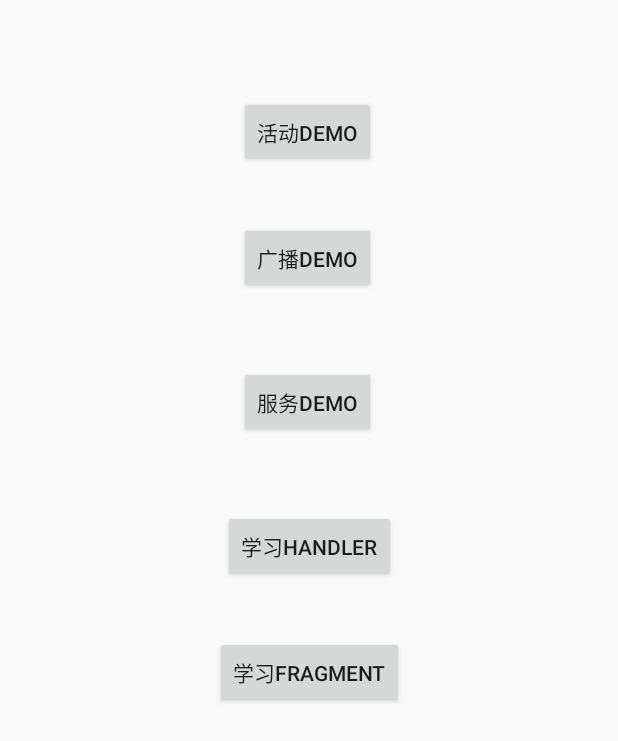
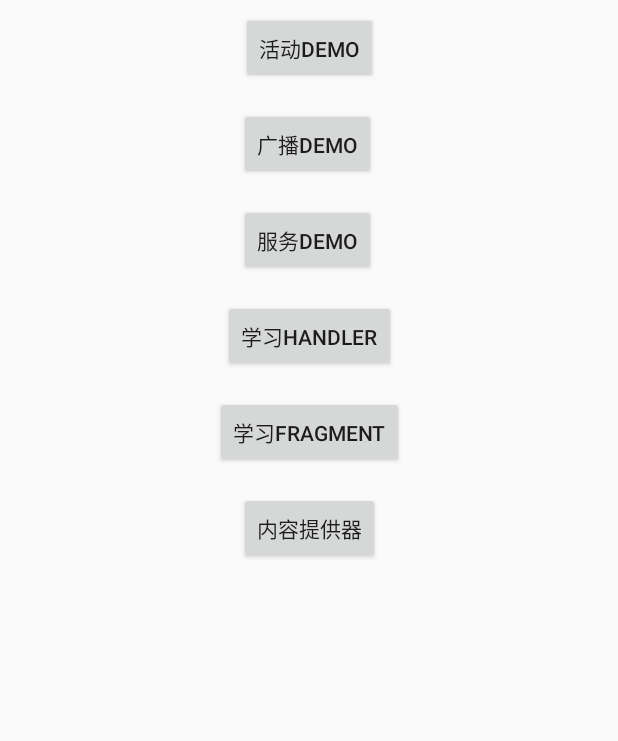
Before and after one commit to wmzPangmao/LearnBase, an Android app: the screen it shows after launch (MainActivity), on a phone screen of 412 x 824 dp. Shown: the top 741 px of the screen. Run offline under Robolectric (Android 15) with nearby library versions, the phone set to English and light mode, and no system bars; libraries missing offline, so code that uses them is left out: pub.devrel.easypermissions; 1 statement that could not run was skipped.

Commit message:
完善代码

```diff
--- a/app/src/main/AndroidManifest.xml
+++ b/app/src/main/AndroidManifest.xml
@@ -2,6 +2,8 @@
 <manifest xmlns:android="http://schemas.android.com/apk/res/android"
           xmlns:tools="http://schemas.android.com/tools"
           package="com.pangmao.learnbase">
+
+    <uses-permission android:name="android.permission.READ_CONTACTS"/>
 
     <application
         android:name=".BaseApplication"
--- a/app/src/main/res/layout/activity_main.xml
+++ b/app/src/main/res/layout/activity_main.xml
@@ -11,14 +11,13 @@
         android:id="@+id/btn_main_activity"
         android:layout_width="wrap_content"
         android:layout_height="wrap_content"
-        android:layout_marginStart="37dp"
-        android:layout_marginLeft="37dp"
-        android:layout_marginTop="64dp"
+        android:layout_marginStart="8dp"
+        android:layout_marginLeft="8dp"
+        android:layout_marginTop="8dp"
         android:layout_marginEnd="8dp"
         android:layout_marginRight="8dp"
         android:text="@string/btn_main_activity"
         app:layout_constraintEnd_toEndOf="parent"
-        app:layout_constraintHorizontal_bias="0.443"
         app:layout_constraintStart_toStartOf="parent"
         app:layout_constraintTop_toTopOf="parent"/>
 
@@ -28,7 +27,7 @@
         android:layout_height="wrap_content"
         android:layout_marginStart="37dp"
         android:layout_marginLeft="37dp"
-        android:layout_marginTop="36dp"
+        android:layout_marginTop="16dp"
         android:layout_marginEnd="8dp"
         android:layout_marginRight="8dp"
         android:text="@string/btn_main_broadcast"
@@ -43,7 +42,7 @@
         android:layout_height="wrap_content"
         android:layout_marginStart="37dp"
         android:layout_marginLeft="37dp"
-        android:layout_marginTop="48dp"
+        android:layout_marginTop="16dp"
         android:layout_marginEnd="8dp"
         android:layout_marginRight="8dp"
         android:text="@string/btn_main_service"
@@ -58,11 +57,12 @@
         android:layout_height="wrap_content"
         android:layout_marginStart="8dp"
         android:layout_marginLeft="8dp"
-        android:layout_marginTop="48dp"
+        android:layout_marginTop="16dp"
         android:layout_marginEnd="8dp"
         android:layout_marginRight="8dp"
         android:text="@string/btn_main_handler"
         app:layout_constraintEnd_toEndOf="parent"
+        app:layout_constraintHorizontal_bias="0.501"
         app:layout_constraintStart_toStartOf="parent"
         app:layout_constraintTop_toBottomOf="@+id/btn_main_service"/>
 
@@ -70,9 +70,24 @@
         android:id="@+id/btn_main_fragment"
         android:layout_width="wrap_content"
         android:layout_height="wrap_content"
-        android:layout_marginTop="36dp"
+        android:layout_marginTop="16dp"
         android:text="学习fragment"
         app:layout_constraintEnd_toEndOf="@+id/btn_main_handler"
+        app:layout_constraintHorizontal_bias="0.545"
         app:layout_constraintStart_toStartOf="@+id/btn_main_handler"
         app:layout_constraintTop_toBottomOf="@+id/btn_main_handler"/>
+
+    <Button
+        android:id="@+id/btn_main_content_provider"
+        android:layout_width="wrap_content"
+        android:layout_height="wrap_content"
+        android:layout_marginStart="8dp"
+        android:layout_marginLeft="8dp"
+        android:layout_marginTop="16dp"
+        android:layout_marginEnd="8dp"
+        android:layout_marginRight="8dp"
+        android:text="内容提供器"
+        app:layout_constraintEnd_toEndOf="parent"
+        app:layout_constraintStart_toStartOf="parent"
+        app:layout_constraintTop_toBottomOf="@+id/btn_main_fragment"/>
 </android.support.constraint.ConstraintLayout>
```
Also changed, not shown: app/src/main/java/com/pangmao/learnbase/MainActivity.java (+49 -1 lines), app/src/main/java/com/pangmao/learnbase/MyProvider.java (added, +113 -0 lines).
